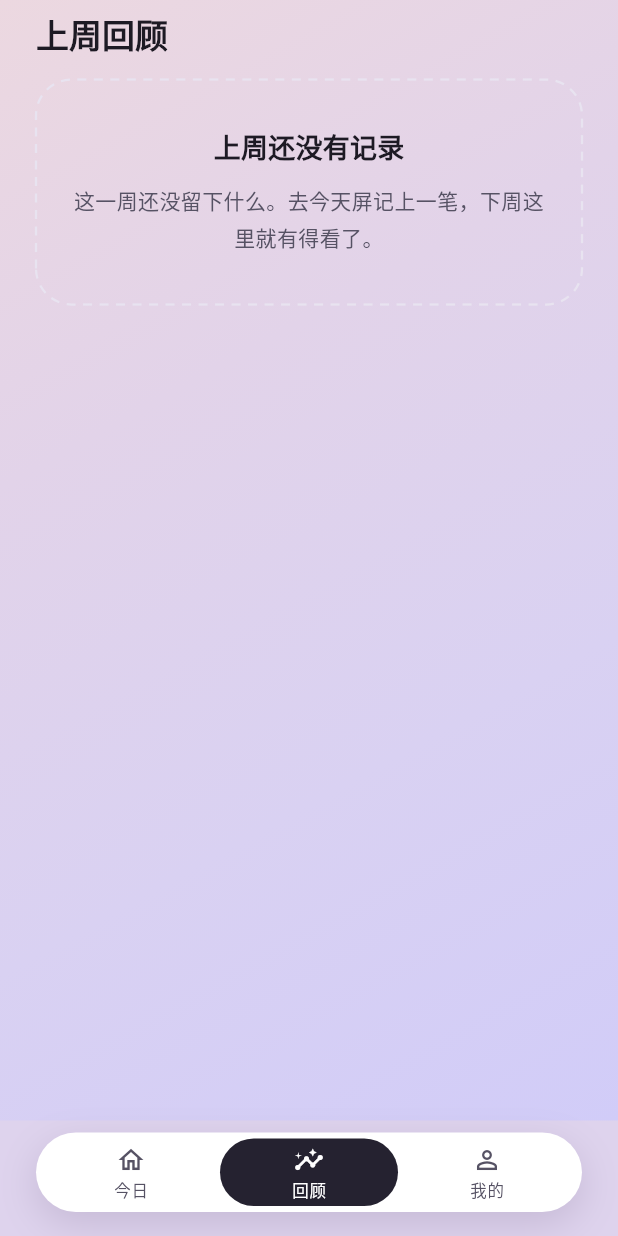
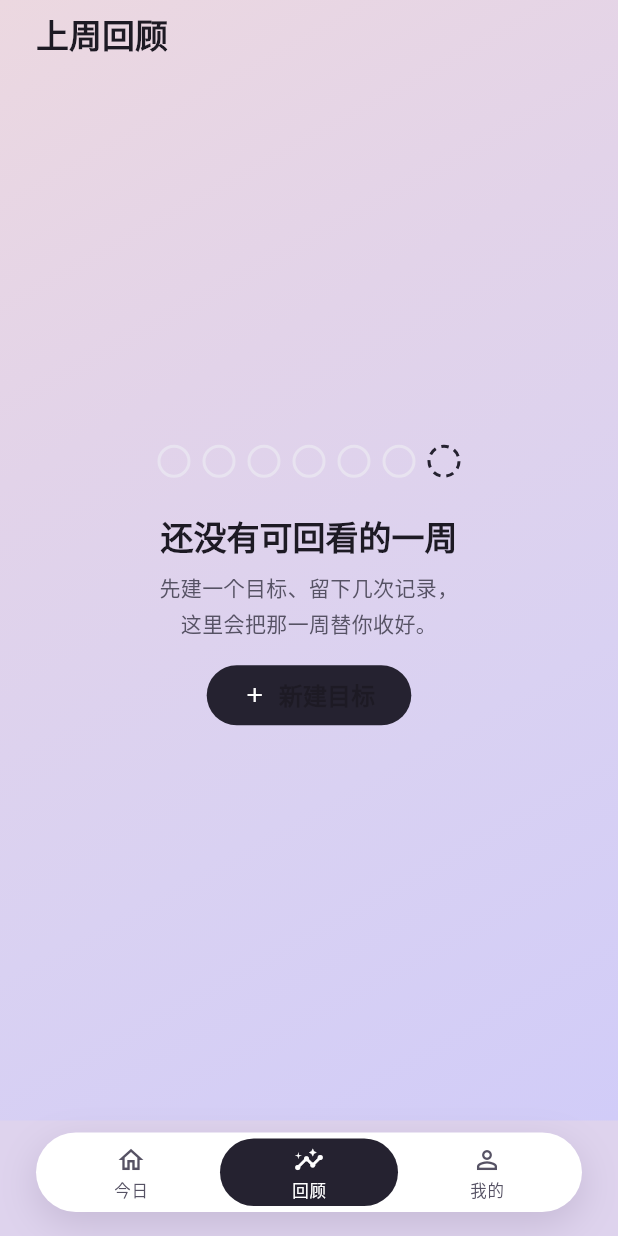
Before and after one commit to AnInteger/Target, a Flutter app: the ReviewView screen opened by its route, on a phone screen of 412 x 824 dp. Run offline on Flutter 3.47's test engine with Material 3 defaults, Android fonts, the phone set to English and light mode, and no system bars; our stand-ins replace clock, drift, file_picker, flutter_local_notifications, flutter_riverpod, go_router and 3 more; missing offline and left inert: dart:js_interop, home_widget; accounts and stored records are empty; generated files the repository leaves out were written again.

Commit message:
003 T031: 回顾空态——竖直居中（原型画板②：七格空圈节奏条末格虚线 accent + 引导文案 + 新建目标 CTA 直达编辑器）
Co-Authored-By: Claude <noreply@anthropic.com>

```diff
--- a/lib/core/copy.dart
+++ b/lib/core/copy.dart
@@ -40,8 +40,8 @@ abstract final class Copy {
   static const reviewCoachAll = '这一周很扎实，该在的都在。';
   static const reviewCoachOkay = '有几天被挤掉了，正常的一周。';
   static const reviewCoachLow = '这周留下得不多，看看都停在哪几天。';
-  static const reviewEmptyTitle = '上周还没有记录';
-  static const reviewEmptySub = '这一周还没留下什么。去今天屏记上一笔，下周这里就有得看了。';
+  static const reviewEmptyTitle = '还没有可回看的一周';
+  static const reviewEmptySub = '先建一个目标、留下几次记录，\n这里会把那一周替你收好。';
 
   // ---- 目标创建 / 编辑（FR-001/011/012）----
 
--- a/lib/features/review/review_view.dart
+++ b/lib/features/review/review_view.dart
@@ -11,6 +11,7 @@ import 'dart:math' as math;
 
 import 'package:flutter/material.dart';
 import 'package:flutter_riverpod/flutter_riverpod.dart';
+import 'package:go_router/go_router.dart';
 
 import '../../app/design_tokens.dart';
 import '../../app/providers.dart';
@@ -76,22 +77,29 @@ class _ReviewViewState extends ConsumerState<ReviewView> {
       backgroundColor: Colors.transparent,
       body: SafeArea(
         bottom: false,
+        child: Column(
+          crossAxisAlignment: CrossAxisAlignment.start,
+          children: [
+            Padding(
+              padding:
+                  const EdgeInsets.fromLTRB(AppSpace.s6, AppSpace.s2, AppSpace.s6, 0),
+              child: Text(Copy.reviewTitle,
+                  style: Theme.of(context).textTheme.displayS),
+            ),
+            if (cards.isEmpty)
+              // 空态竖直居中（FR-007：非偏上卡框，标题以下导航以上取中）。
+              Expanded(
+                child: Center(
+                  child: _EmptyState(
+                      onCreate: () => context.go('/goal-editor')),
+                ),
+              )
+            else
+              Expanded(
                 // 水平零内边距：pager 出血滑到屏缘，其余各行自带 s6。
                 child: ListView(
                   padding: const EdgeInsets.fromLTRB(0, AppSpace.s2, 0, AppSpace.s12),
                   children: [
-            Padding(
-              padding: const EdgeInsets.symmetric(horizontal: AppSpace.s6),
-              child: Text(Copy.reviewTitle,
-                  style: Theme.of(context).textTheme.displayS),
-            ),
-            if (cards.isEmpty) ...[
-              const SizedBox(height: AppSpace.s4),
-              Padding(
-                padding: const EdgeInsets.symmetric(horizontal: AppSpace.s6),
-                child: _EmptyCard(),
-              ),
-            ] else ...[
                     Padding(
                       padding: const EdgeInsets.symmetric(horizontal: AppSpace.s6),
                       child: _WeekSummary(
@@ -113,12 +121,15 @@ class _ReviewViewState extends ConsumerState<ReviewView> {
                     ),
                     _Dots(
                       cards: cards,
-                index: _pager?.hasClients == true ? _pager!.page?.round() ?? 0 : 0,
+                      index:
+                          _pager?.hasClients == true ? _pager!.page?.round() ?? 0 : 0,
                       onTap: (i) => _pager?.animateToPage(i,
                           duration: const Duration(milliseconds: 250),
                           curve: Curves.easeOut),
                     ),
                   ],
+                ),
+              ),
           ],
         ),
       ),
@@ -502,33 +513,69 @@ class _Dots extends StatelessWidget {
   }
 }
 
-/// 空态：虚线卡一句邀请（上周没有适用目标或没有记录）。
-class _EmptyCard extends StatelessWidget {
+/// 空态（003 FR-007 · 原型画板②）：竖直居中——七格空圈节奏条
+/// （末格虚线 accent = 将开始的那天）+ 引导文案 + 「新建目标」CTA
+/// 直达编辑器（≤1 交互，落 today 分支）。
+class _EmptyState extends StatelessWidget {
+  const _EmptyState({required this.onCreate});
+
+  final VoidCallback onCreate;
+
   @override
   Widget build(BuildContext context) {
     final palette = TargetPalette.of(context);
-    return CustomPaint(
-      foregroundPainter: _DashedRRectPainter(
-          color: palette.divider, radius: AppRadius.xl, strokeWidth: 1.5),
-      child: Padding(
-        padding: const EdgeInsets.symmetric(
-            horizontal: AppSpace.s6, vertical: AppSpace.s8),
-        child: Column(
+    return Column(
+      key: const ValueKey('reviewEmptyState'),
+      mainAxisSize: MainAxisSize.min,
       children: [
-            Text(Copy.reviewEmptyTitle,
-                style: Theme.of(context).textTheme.titleM),
-            const SizedBox(height: AppSpace.s3),
+        Row(
+          mainAxisAlignment: MainAxisAlignment.center,
+          children: [
+            for (var i = 0; i < 7; i++)
+              Padding(
+                padding: EdgeInsets.only(left: i == 0 ? 0 : AppSpace.s2),
+                child: i == 6
+                    ? CustomPaint(
+                        foregroundPainter:
+                            _DashedCirclePainter(color: palette.accent),
+                        child: const SizedBox(width: 22, height: 22),
+                      )
+                    : Container(
+                        width: 22,
+                        height: 22,
+                        decoration: BoxDecoration(
+                          shape: BoxShape.circle,
+                          border: Border.all(color: palette.divider, width: 2),
+                        ),
+                      ),
+              ),
+          ],
+        ),
+        const SizedBox(height: AppSpace.s6),
+        Text(Copy.reviewEmptyTitle, style: Theme.of(context).textTheme.titleL),
+        const SizedBox(height: AppSpace.s2),
         Text(
           Copy.reviewEmptySub,
           textAlign: TextAlign.center,
-              style: Theme.of(context)
-                  .textTheme
-                  .bodyM
-                  .copyWith(color: palette.onSurfaceVariant, height: 1.8),
+          style: Theme.of(context).textTheme.bodyM.copyWith(
+              color: palette.onSurfaceVariant, height: 1.7),
+        ),
+        const SizedBox(height: AppSpace.s3),
+        FilledButton.icon(
+          key: const ValueKey('reviewEmptyCta'),
+          onPressed: onCreate,
+          style: FilledButton.styleFrom(
+            backgroundColor: palette.accent,
+            foregroundColor: palette.accentOn,
+            shape: const StadiumBorder(),
+            padding: const EdgeInsets.symmetric(
+                horizontal: AppSpace.s6, vertical: AppSpace.s2),
+          ),
+          icon: const Icon(Icons.add, size: 16),
+          label: Text(Copy.todayNewGoal,
+              style: Theme.of(context).textTheme.titleS),
         ),
       ],
-        ),
-      ),
     );
   }
 }
@@ -551,28 +598,24 @@ String _latestLabel(List<CheckIn> mine, LocalDate today) {
 String _dayLabel(int i) =>
     const ['一', '二', '三', '四', '五', '六', '日'][i];
 
-/// 虚线圆角容器描边（与目标列表空态同一语言）。
-class _DashedRRectPainter extends CustomPainter {
-  _DashedRRectPainter({
-    required this.color,
-    required this.radius,
-    this.strokeWidth = 1.2,
-  });
+/// 虚线圆描边（空态末格「将开始的那天」，accent 提示而非实体）。
+class _DashedCirclePainter extends CustomPainter {
+  _DashedCirclePainter({required this.color});
 
   final Color color;
-  final double radius;
-  final double strokeWidth;
 
   @override
   void paint(Canvas canvas, Size size) {
+    const strokeWidth = 2.0;
     final paint = Paint()
       ..color = color
       ..strokeWidth = strokeWidth
       ..style = PaintingStyle.stroke;
     final path = Path()
-      ..addRRect(RRect.fromRectAndRadius(
-          Offset.zero & size, Radius.circular(radius)));
-    const dash = 6.0, gap = 5.0;
+      ..addOval(Rect.fromCircle(
+          center: size.center(Offset.zero),
+          radius: size.width / 2 - strokeWidth / 2));
+    const dash = 5.0, gap = 4.0;
     for (final metric in path.computeMetrics()) {
       var d = 0.0;
       while (d < metric.length) {
@@ -584,6 +627,5 @@ class _DashedRRectPainter extends CustomPainter {
   }
 
   @override
-  bool shouldRepaint(_DashedRRectPainter old) =>
-      old.color != color || old.radius != radius;
+  bool shouldRepaint(_DashedCirclePainter old) => old.color != color;
 }
```
Also changed, not shown: 2 other files. Lines whose indentation alone changed are shown as unchanged.
